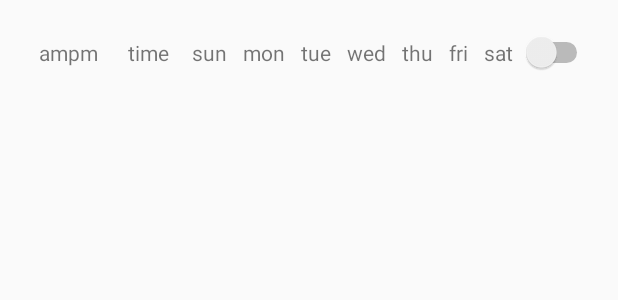
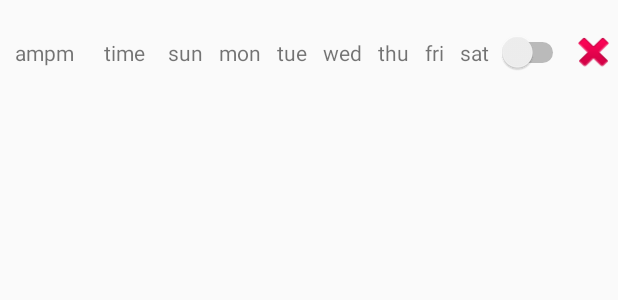
Before and after one commit to tjoon/TjoonAlarm, an Android app: the layout item_layout_alarm.xml on its own in the app's theme, with its tools: preview values and no code run, on a phone screen of 412 x 824 dp. Shown: the top 300 px of the screen. Run offline under Robolectric (Android 15) with nearby library versions, the phone set to English and light mode, and no system bars.

Commit message:
FEAT Delete Recyclerview list

```diff
--- a/Android/app/src/main/res/layout/item_layout_alarm.xml
+++ b/Android/app/src/main/res/layout/item_layout_alarm.xml
@@ -53,63 +53,86 @@
         app:layout_constraintStart_toStartOf="@+id/textView1"
         app:layout_constraintTop_toBottomOf="@+id/textView1" />-->
 
+
+    <CheckBox
+        android:id="@+id/checkBox"
+        android:layout_width="0dp"
+        android:layout_height="wrap_content"
+        android:layout_weight="1"/>
+
     <TextView
         android:id="@+id/tv_ampm"
         android:layout_width="wrap_content"
         android:layout_height="wrap_content"
         android:text="ampm"
-        android:padding="10dp" />
+        android:padding="10dp"
+        android:layout_weight="1"/>
 
     <TextView
         android:id="@+id/tv_time"
         android:layout_width="wrap_content"
         android:layout_height="wrap_content"
         android:text="time"
-        android:padding="10dp"/>
+        android:padding="10dp"
+        android:layout_weight="1"/>
 
     <TextView
         android:id="@+id/tv_sun"
         android:layout_width="wrap_content"
         android:layout_height="wrap_content"
         android:text="sun"
-        android:padding="5dp"/>
+        android:padding="5dp"
+        android:layout_weight="1"/>
     <TextView
         android:id="@+id/tv_mon"
         android:layout_width="wrap_content"
         android:layout_height="wrap_content"
         android:text="mon"
-        android:padding="5dp"/>
+        android:padding="5dp"
+        android:layout_weight="1"/>
     <TextView
         android:id="@+id/tv_tue"
         android:layout_width="wrap_content"
         android:layout_height="wrap_content"
         android:text="tue"
-        android:padding="5dp"/>
+        android:padding="5dp"
+        android:layout_weight="1"/>
     <TextView
         android:id="@+id/tv_wed"
         android:layout_width="wrap_content"
         android:layout_height="wrap_content"
         android:text="wed"
-        android:padding="5dp"/>
+        android:padding="5dp"
+        android:layout_weight="1"/>
     <TextView
         android:id="@+id/tv_thu"
         android:layout_width="wrap_content"
         android:layout_height="wrap_content"
         android:text="thu"
-        android:padding="5dp"/>
+        android:padding="5dp"
+        android:layout_weight="1"/>
     <TextView
         android:id="@+id/tv_fri"
         android:layout_width="wrap_content"
         android:layout_height="wrap_content"
         android:text="fri"
-        android:padding="5dp"/>
+        android:padding="5dp"
+        android:layout_weight="1"/>
     <TextView
         android:id="@+id/tv_sat"
         android:layout_width="wrap_content"
         android:layout_height="wrap_content"
         android:text="sat"
-        android:padding="5dp"/>
+        android:padding="5dp"
+        android:layout_weight="1"/>
     <Switch
         android:layout_width="wrap_content"
-        android:layout_height="wrap_content" />
+        android:layout_height="wrap_content"
+        android:layout_weight="1"/>
+    <ImageButton
+        android:id="@+id/del_alarm"
+        android:layout_width="wrap_content"
+        android:layout_height="wrap_content"
+        android:background="@android:drawable/ic_delete"
+        android:layout_weight="1" />
 </LinearLayout>
--- a/Android/app/src/main/res/values/styles.xml
+++ b/Android/app/src/main/res/values/styles.xml
@@ -17,4 +17,5 @@
 
     <style name="AppTheme.PopupOverlay" parent="ThemeOverlay.AppCompat.Light" />
 
+
 </resources>
```
Also changed, not shown: Android/app/src/main/java/comtjoon/github/tjoonalarm/DBHandler_Anko.kt (+12 -7 lines), Android/app/src/main/java/comtjoon/github/tjoonalarm/FragmentAlarm.kt (+61 -30 lines), Android/app/src/main/java/comtjoon/github/tjoonalarm/MainActivity.kt (+24 -5 lines), Android/app/src/main/java/comtjoon/github/tjoonalarm/SetAlarmActivity.kt (+8 -5 lines), Android/app/src/main/res/drawable-v24/outline_radio_button_checked.png (added), Android/app/src/main/res/drawable-v24/outline_radio_button_unchecked.png (added).
